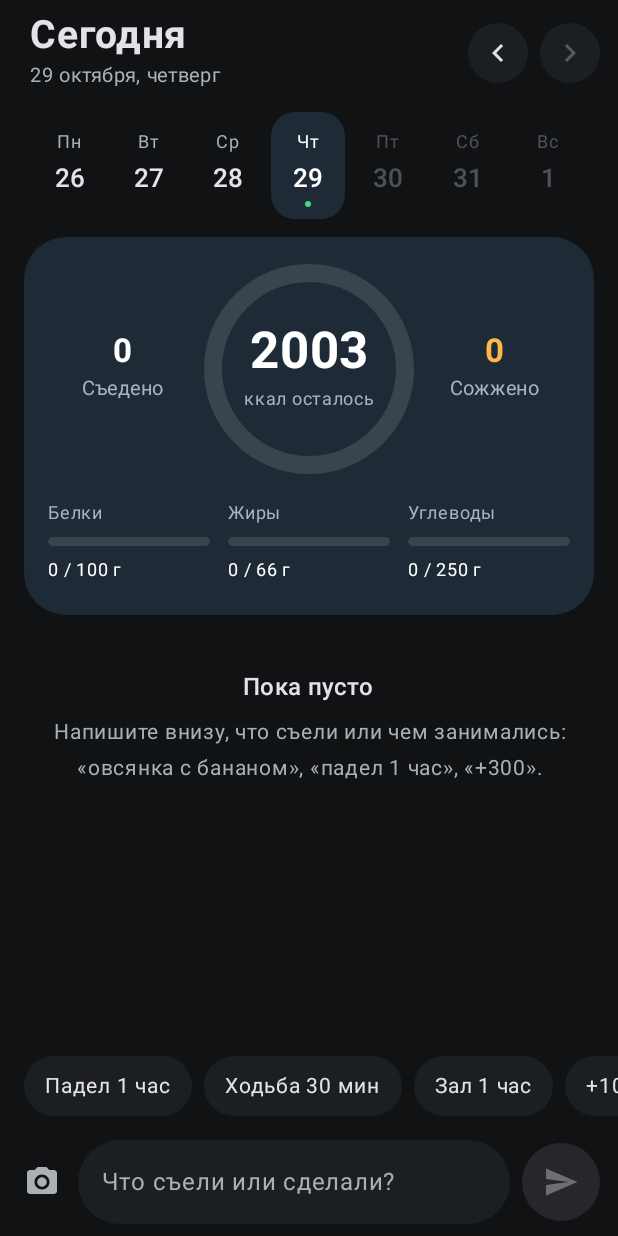
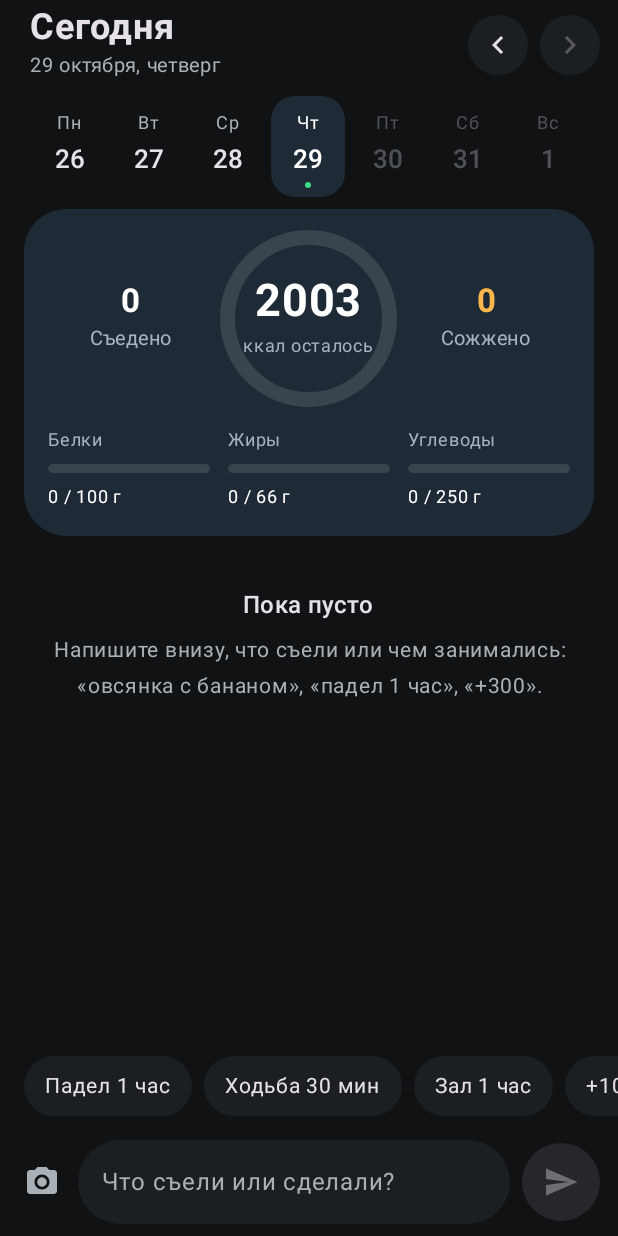
Before and after one commit to Pion2eer/CalCalc, an Android app built with Jetpack Compose: the composable TodayScreen shown on its own in the app's theme, on a phone screen of 412 x 824 dp. Run offline under Robolectric (Android 15) with nearby library versions, the phone set to English and light mode, and no system bars; our stand-ins replace Room's generated code; libraries missing offline, so code that uses them is left out: androidx.health.connect; network calls fail; 2 statements that could not run were skipped.

Commit message:
Compact day card and header so entries show on the first screen
Co-Authored-By: Claude Opus 5.5 <noreply@anthropic.com>
Claude-Session: https://claude.ai/code/session_01U2ApNRLCc4Rh9q6PCKM46b

```diff
--- a/app/src/main/java/ltd/pion/calcalc/ui/TodayScreen.kt
+++ b/app/src/main/java/ltd/pion/calcalc/ui/TodayScreen.kt
@@ -308,7 +308,7 @@ private fun DayPage(
 
 @Composable
 private fun DayHeader(day: LocalDate, today: LocalDate, onShiftDay: (Long) -> Unit) {
-    Column(Modifier.fillMaxWidth().padding(start = 20.dp, end = 12.dp, top = 8.dp)) {
+    Column(Modifier.fillMaxWidth().padding(start = 20.dp, end = 12.dp, top = 4.dp)) {
         Row(verticalAlignment = Alignment.CenterVertically) {
             Column(Modifier.weight(1f)) {
                 Text(
@@ -317,7 +317,7 @@ private fun DayHeader(day: LocalDate, today: LocalDate, onShiftDay: (Long) -> Un
                         today.minusDays(1) -> "Вчера"
                         else -> day.format(monthFmt).replaceFirstChar { it.uppercase() }
                     },
-                    fontSize = 26.sp, fontWeight = FontWeight.Bold,
+                    fontSize = 24.sp, fontWeight = FontWeight.Bold,
                 )
                 Text(
                     day.format(dayFmt).replaceFirstChar { it.uppercase() }, fontSize = 13.sp, color = MaterialTheme.colorScheme.onSurfaceVariant,
@@ -347,7 +347,7 @@ private fun RoundButton(icon: androidx.compose.ui.graphics.vector.ImageVector, l
 @Composable
 private fun WeekStrip(day: LocalDate, today: LocalDate, onShiftDay: (Long) -> Unit) {
     val monday = day.minusDays(day.dayOfWeek.value - 1L)
-    Row(Modifier.fillMaxWidth().padding(top = 12.dp, end = 8.dp, bottom = 4.dp)) {
+    Row(Modifier.fillMaxWidth().padding(top = 8.dp, end = 8.dp, bottom = 2.dp)) {
         (0..6).map { monday.plusDays(it.toLong()) }.forEach { d ->
             val selected = d == day
             val future = d.isAfter(today)
@@ -355,7 +355,7 @@ private fun WeekStrip(day: LocalDate, today: LocalDate, onShiftDay: (Long) -> Un
                 Modifier.weight(1f).padding(horizontal = 2.dp).clip(RoundedCornerShape(16.dp))
                     .background(if (selected) HeroBg else Color.Transparent)
                     .clickable(enabled = !future && !selected) { onShiftDay(ChronoUnit.DAYS.between(day, d)) }
-                    .padding(vertical = 8.dp),
+                    .padding(vertical = 6.dp),
                 horizontalAlignment = Alignment.CenterHorizontally,
             ) {
                 val c = when {
@@ -379,16 +379,16 @@ private fun WeekStrip(day: LocalDate, today: LocalDate, onShiftDay: (Long) -> Un
 private fun SummaryCard(s: DaySummary, entries: List<Entry>, aiBlocker: String?) {
     // the dark accent card of the reference design: the day's main numbers
     Surface(
-        Modifier.fillMaxWidth().padding(horizontal = 16.dp, vertical = 8.dp),
+        Modifier.fillMaxWidth().padding(horizontal = 16.dp, vertical = 6.dp),
         shape = RoundedCornerShape(28.dp), color = HeroBg, contentColor = Color.White, shadowElevation = CardShadow,
     ) {
-        Column(Modifier.padding(vertical = 18.dp, horizontal = 12.dp)) {
+        Column(Modifier.padding(vertical = 14.dp, horizontal = 12.dp)) {
             Row(verticalAlignment = Alignment.CenterVertically) {
                 SideStat("Съедено", s.eaten, Color.White, Modifier.weight(1f))
                 Ring(s)
                 SideStat("Сожжено", s.burned, Color(0xFFFFB74D), Modifier.weight(1f))
             }
-            Spacer(Modifier.height(14.dp))
+            Spacer(Modifier.height(10.dp))
             val p = entries.sumOf { it.protein ?: 0.0 }
             val f = entries.sumOf { it.fat ?: 0.0 }
             val c = entries.sumOf { it.carbs ?: 0.0 }
@@ -433,16 +433,16 @@ private fun Ring(s: DaySummary) {
     val over = s.left < 0
     val track = Color.White.copy(alpha = 0.12f)
     val arc = if (over) Over else Color(0xFF3DDC84)
-    Box(Modifier.size(140.dp), contentAlignment = Alignment.Center) {
+    Box(Modifier.size(118.dp), contentAlignment = Alignment.Center) {
         Canvas(Modifier.fillMaxSize()) {
-            val w = 12.dp.toPx()
+            val w = 10.dp.toPx()
             val box = Size(size.width - w, size.height - w)
             val tl = Offset(w / 2, w / 2)
             drawArc(track, -90f, 360f, false, tl, box, style = Stroke(w))
             if (frac > 0f) drawArc(arc, -90f, 360f * frac, false, tl, box, style = Stroke(w, cap = StrokeCap.Round))
         }
         Column(horizontalAlignment = Alignment.CenterHorizontally) {
-            Text("${kotlin.math.abs(s.left)}", fontSize = 34.sp, fontWeight = FontWeight.Bold, color = if (over) Color(0xFFFF7A75) else Color.White)
+            Text("${kotlin.math.abs(s.left)}", fontSize = 30.sp, fontWeight = FontWeight.Bold, color = if (over) Color(0xFFFF7A75) else Color.White)
             Text(if (over) "ккал сверх" else "ккал осталось", color = HeroMuted, fontSize = 12.sp)
         }
     }
```
